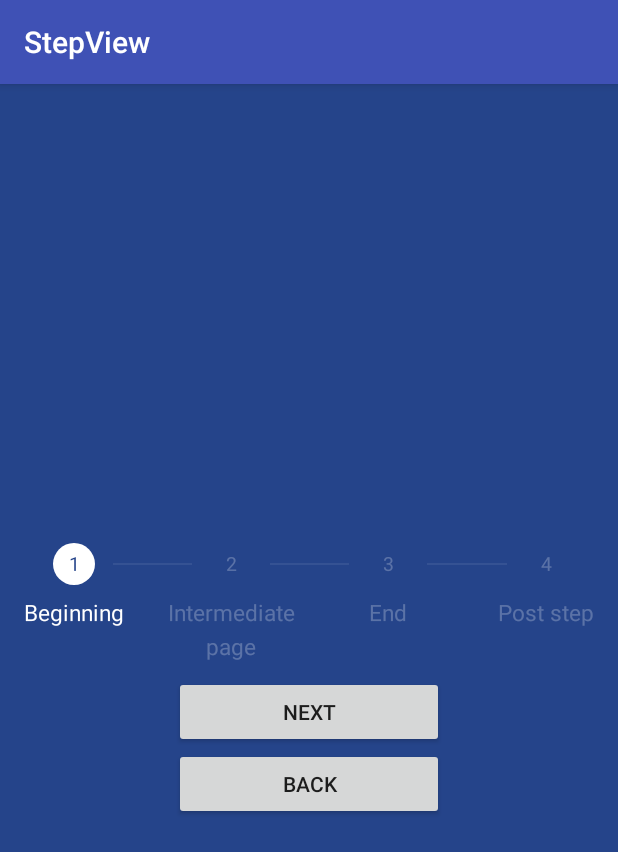
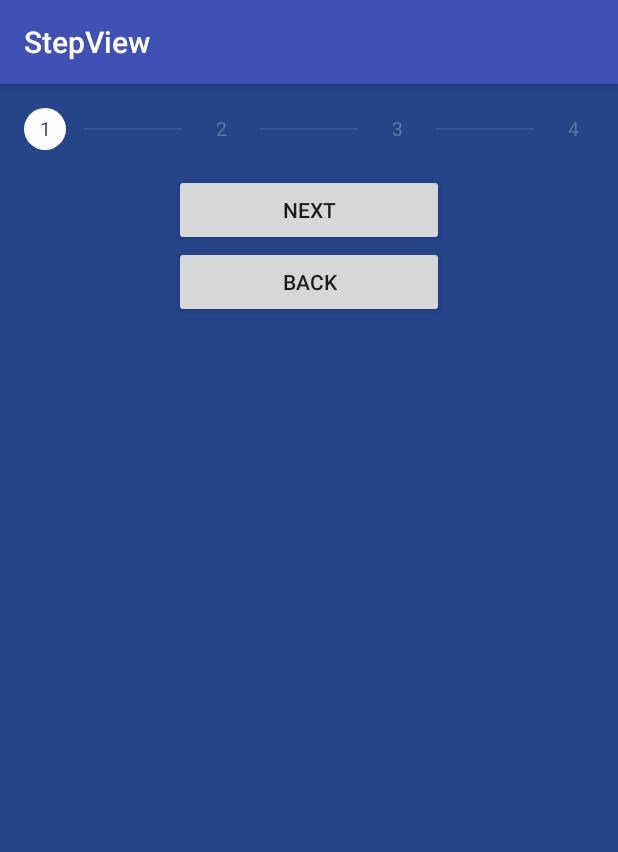
Before and after one commit to shuhart/StepView, an Android app: the screen it shows after launch (MainActivity), on a phone screen of 412 x 824 dp. Shown: the top 852 px of the screen. Run offline under Robolectric (Android 15) with nearby library versions, the phone set to English and light mode, and no system bars.

Commit message:
fix a right padding for the only circles mode

```diff
--- a/build.gradle
+++ b/build.gradle
@@ -6,7 +6,7 @@ buildscript {
         jcenter()
     }
     dependencies {
-        classpath 'com.android.tools.build:gradle:3.0.1'
+        classpath 'com.android.tools.build:gradle:3.1.2'
 
 
         // NOTE: Do not place your application dependencies here; they belong
@@ -15,7 +15,7 @@ buildscript {
 }
 
 allprojects {
-    ext.supportVersion = "27.1.0"
+    ext.supportVersion = "27.1.1"
     repositories {
         google()
         jcenter()
--- a/sample/build.gradle
+++ b/sample/build.gradle
@@ -21,8 +21,9 @@ android {
 dependencies {
     implementation fileTree(dir: 'libs', include: ['*.jar'])
     implementation "com.android.support:appcompat-v7:$supportVersion"
+    implementation 'com.android.support.constraint:constraint-layout:1.1.0'
     implementation project(':stepview')
     testImplementation 'junit:junit:4.12'
-    androidTestImplementation 'com.android.support.test:runner:1.0.1'
-    androidTestImplementation 'com.android.support.test.espresso:espresso-core:3.0.1'
+    androidTestImplementation 'com.android.support.test:runner:1.0.2'
+    androidTestImplementation 'com.android.support.test.espresso:espresso-core:3.0.2'
 }
--- a/sample/src/main/res/layout/activity_main.xml
+++ b/sample/src/main/res/layout/activity_main.xml
@@ -1,34 +1,40 @@
 <?xml version="1.0" encoding="utf-8"?>
-<LinearLayout xmlns:android="http://schemas.android.com/apk/res/android"
+<android.support.constraint.ConstraintLayout xmlns:android="http://schemas.android.com/apk/res/android"
     xmlns:app="http://schemas.android.com/apk/res-auto"
     xmlns:tools="http://schemas.android.com/tools"
     android:layout_width="match_parent"
     android:layout_height="match_parent"
     android:background="#25448a"
-    android:gravity="center"
-    android:orientation="vertical"
     tools:context=".MainActivity">
 
     <com.shuhart.stepview.StepView
         android:id="@+id/step_view"
-        android:layout_width="match_parent"
+        android:layout_width="0dp"
         android:layout_height="wrap_content"
         android:padding="16dp"
+        app:layout_constraintLeft_toLeftOf="parent"
+        app:layout_constraintRight_toRightOf="parent"
         app:sv_animationType="All"
         app:sv_stepPadding="12dp"
-        app:sv_steps="@array/steps"
+        app:sv_stepsNumber="4"
         app:sv_typeface="@font/iran_sans_mobile" />
 
     <Button
         android:id="@+id/next"
         android:layout_width="180dp"
         android:layout_height="wrap_content"
-        android:text="@string/btn_next" />
+        android:text="@string/btn_next"
+        app:layout_constraintLeft_toLeftOf="parent"
+        app:layout_constraintRight_toRightOf="parent"
+        app:layout_constraintTop_toBottomOf="@id/step_view" />
 
     <Button
         android:id="@+id/back"
         android:layout_width="180dp"
         android:layout_height="wrap_content"
-        android:text="@string/btn_back" />
+        android:text="@string/btn_back"
+        app:layout_constraintLeft_toLeftOf="parent"
+        app:layout_constraintRight_toRightOf="parent"
+        app:layout_constraintTop_toBottomOf="@id/next" />
 
-</LinearLayout>
+</android.support.constraint.ConstraintLayout>
--- a/stepview/build.gradle
+++ b/stepview/build.gradle
@@ -15,7 +15,7 @@ ext {
     siteUrl = 'https://github.com/shuhart/StepView'
     gitUrl = 'https://github.com/shuhart/StepView.git'
 
-    libraryVersion = '1.2.6'
+    libraryVersion = '1.2.7'
 
     developerId = 'shuhart'
     developerName = 'Redrick Shuhart'
--- a/stepview/src/main/java/com/shuhart/stepview/StepView.java
+++ b/stepview/src/main/java/com/shuhart/stepview/StepView.java
@@ -416,7 +416,7 @@ public class StepView extends View {
         if (result.length == 1) {
             return result;
         }
-        result[result.length - 1] = getMeasuredWidth() - getPaddingRight();
+        result[result.length - 1] = getMeasuredWidth() - getPaddingRight() - selectedCircleRadius;
         float spaceLeft = result[result.length - 1] - result[0];
         int margin = (int) (spaceLeft / (result.length - 1));
         for (int i = 1; i < result.length - 1; i++) {
```
Also changed, not shown: gradle/wrapper/gradle-wrapper.properties.
